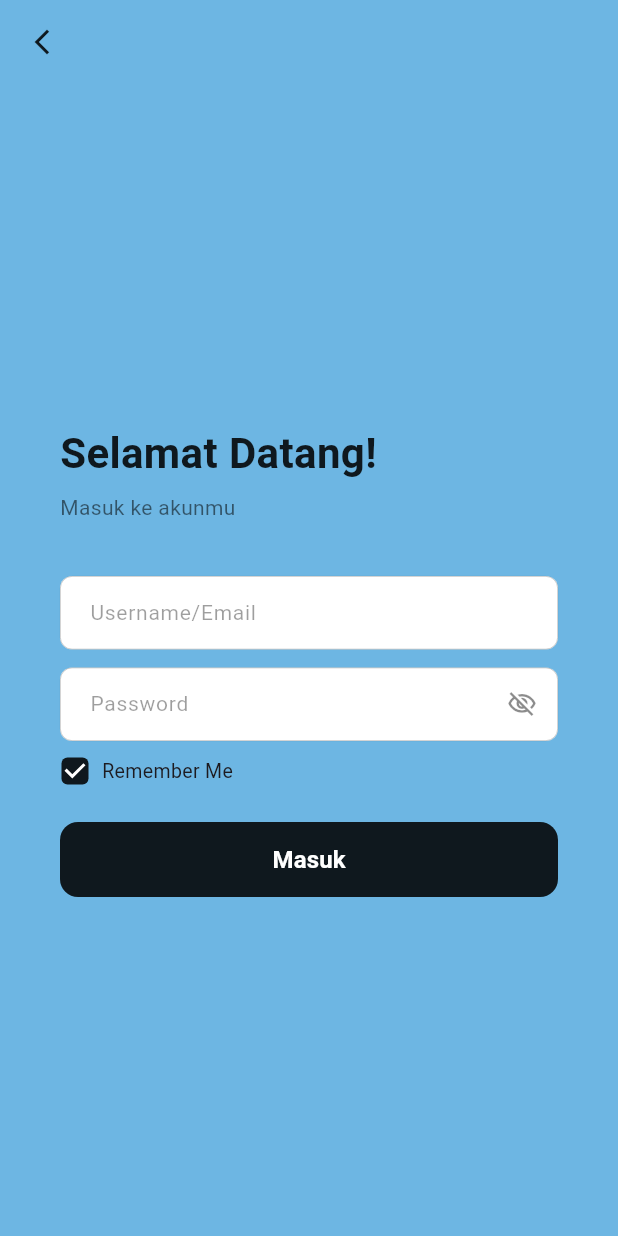
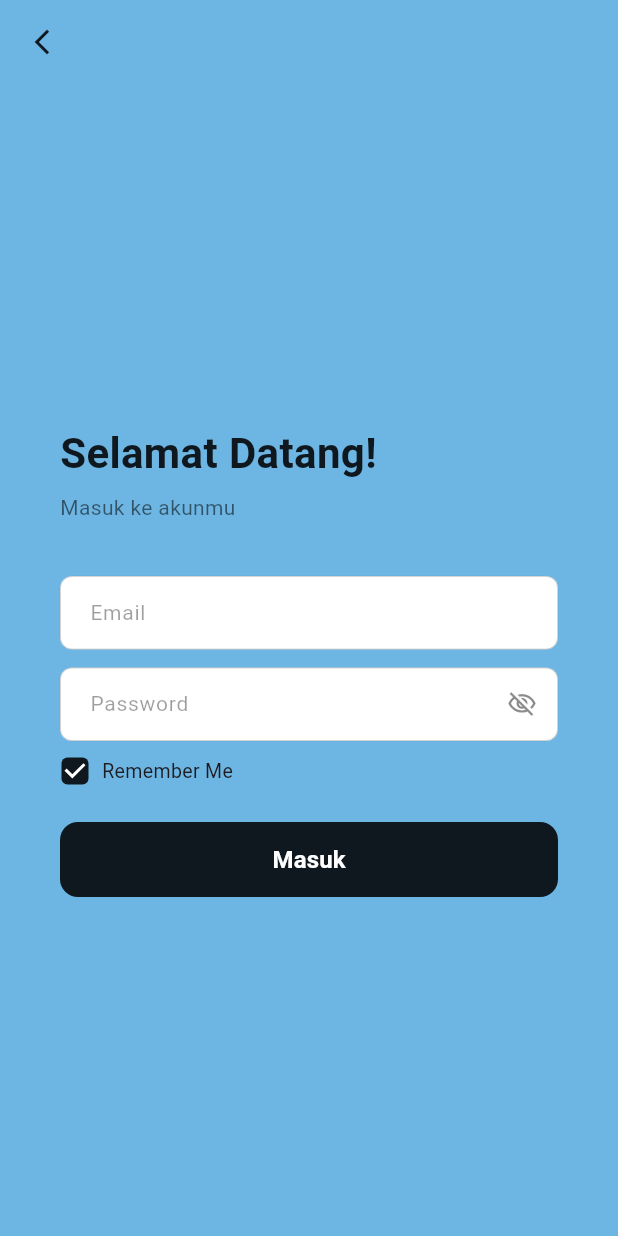
Before and after one commit to Nazlanyusuf/Final_Project_MHS_Group11, a Flutter app: the LoginFormPage screen opened directly, on a phone screen of 412 x 824 dp. Run offline on Flutter 3.47's test engine with Material 3 defaults, Android fonts, the phone set to English and light mode, and no system bars; our stand-ins replace flutter_local_notifications, shared_preferences, timezone; accounts and stored records are empty; Roboto replaces fonts that are missing (Poppins).

Commit message:
Update Login Form

```diff
--- a/final_project_mhs/lib/pages/auth/login_form_page.dart
+++ b/final_project_mhs/lib/pages/auth/login_form_page.dart
@@ -97,7 +97,7 @@ class _LoginFormPageState extends State<LoginFormPage> {
                 // Email
                 _inputField(
                   controller: _emailController,
-                  hint: 'Username/Email',
+                  hint: 'Email',
                   keyboardType: TextInputType.emailAddress,
                 ),
 
```
